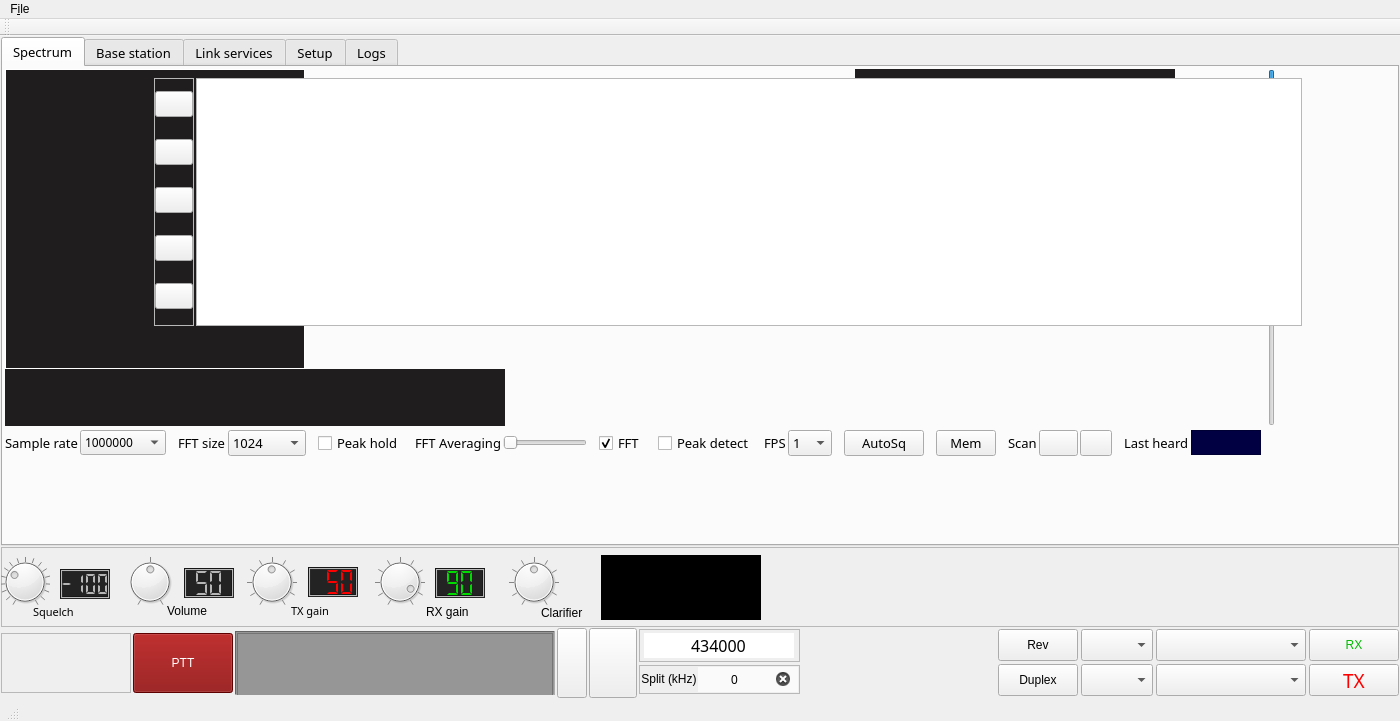
Qt form mainwindow.ui (qradiolink/qradiolink) before a commit.
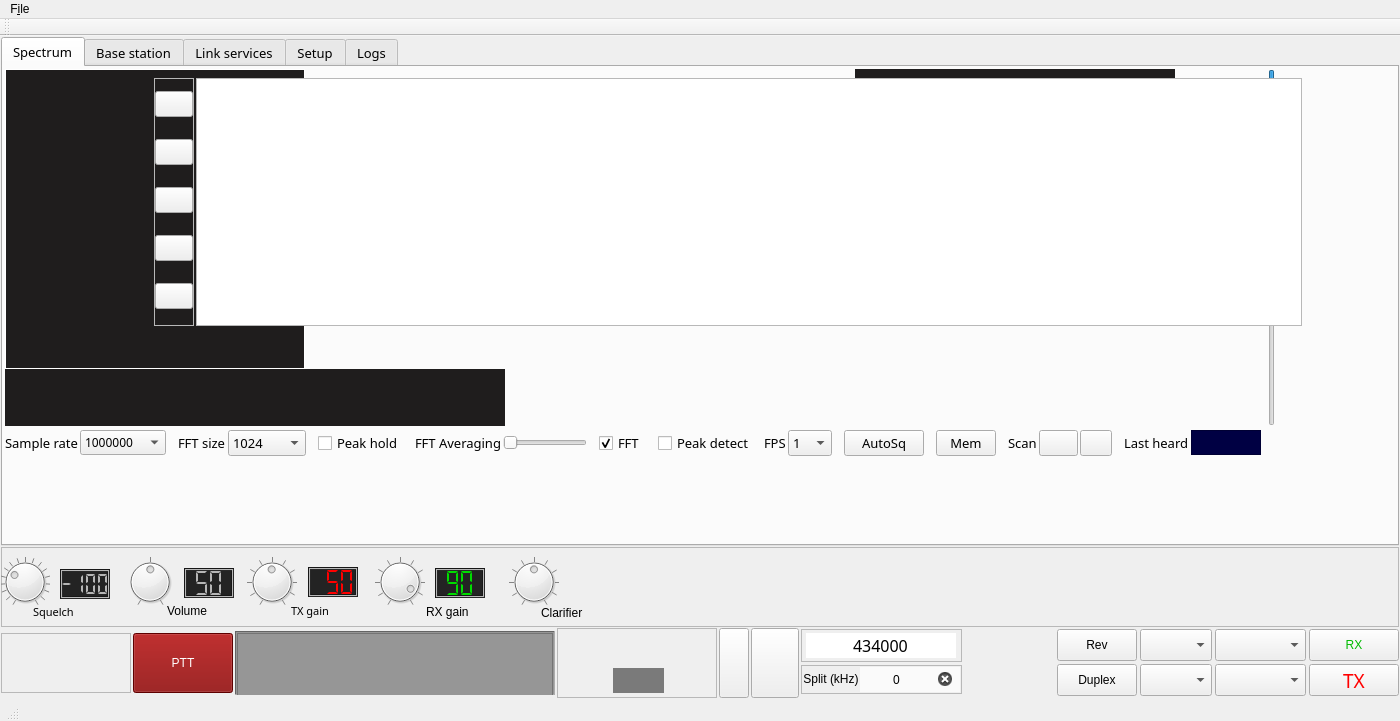
The same form after that commit. Icons and pictures are not drawn. Custom widgets are drawn as their Qt base class.

Commit message: Move RSSI to main bar and disable auto-off

Patch:
```diff
--- a/mainwindow.ui
+++ b/mainwindow.ui
@@ -4888,81 +4888,6 @@
           <string>Clarifier</string>
          </property>
         </widget>
-        <widget class="QLabel" name="labelRSSI">
-         <property name="geometry">
-          <rect>
-           <x>655</x>
-           <y>47</y>
-           <width>51</width>
-           <height>25</height>
-          </rect>
-         </property>
-         <property name="styleSheet">
-          <string notr="true">background-color: rgba(0, 0, 0, 125);
-color: rgb(85, 255, 0);
-border: 0px solid white;
-font: 11px &quot;Sans Serif&quot;;</string>
-         </property>
-         <property name="frameShape">
-          <enum>QFrame::Panel</enum>
-         </property>
-         <property name="frameShadow">
-          <enum>QFrame::Plain</enum>
-         </property>
-         <property name="text">
-          <string/>
-         </property>
-         <property name="alignment">
-          <set>Qt::AlignCenter</set>
-         </property>
-         <property name="textInteractionFlags">
-          <set>Qt::TextSelectableByMouse</set>
-         </property>
-        </widget>
-        <widget class="QLabel" name="labelSMeter">
-         <property name="geometry">
-          <rect>
-           <x>600</x>
-           <y>8</y>
-           <width>160</width>
-           <height>65</height>
-          </rect>
-         </property>
-         <property name="styleSheet">
-          <string notr="true">background-color: rgb(0, 0, 0);</string>
-         </property>
-         <property name="frameShape">
-          <enum>QFrame::StyledPanel</enum>
-         </property>
-         <property name="frameShadow">
-          <enum>QFrame::Sunken</enum>
-         </property>
-         <property name="lineWidth">
-          <number>3</number>
-         </property>
-         <property name="text">
-          <string/>
-         </property>
-         <property name="alignment">
-          <set>Qt::AlignCenter</set>
-         </property>
-        </widget>
-        <zorder>label</zorder>
-        <zorder>label_14</zorder>
-        <zorder>label_11</zorder>
-        <zorder>rxSquelchDisplay</zorder>
-        <zorder>rxSensitivityDisplay</zorder>
-        <zorder>txPowerDisplay</zorder>
-        <zorder>rxVolumeDisplay</zorder>
-        <zorder>label_9</zorder>
-        <zorder>rxSquelchDial</zorder>
-        <zorder>rxVolumeDial</zorder>
-        <zorder>txGainDial</zorder>
-        <zorder>rxGainDial</zorder>
-        <zorder>tuneDial</zorder>
-        <zorder>label_20</zorder>
-        <zorder>labelSMeter</zorder>
-        <zorder>labelRSSI</zorder>
        </widget>
       </item>
       <item>
@@ -5271,6 +5196,87 @@
           </layout>
          </widget>
         </item>
+        <item>
+         <widget class="QFrame" name="frame_rssi">
+          <property name="minimumSize">
+           <size>
+            <width>160</width>
+            <height>0</height>
+           </size>
+          </property>
+          <property name="frameShape">
+           <enum>QFrame::StyledPanel</enum>
+          </property>
+          <property name="frameShadow">
+           <enum>QFrame::Raised</enum>
+          </property>
+          <widget class="QLabel" name="labelSMeter">
+           <property name="geometry">
+            <rect>
+             <x>0</x>
+             <y>0</y>
+             <width>160</width>
+             <height>70</height>
+            </rect>
+           </property>
+           <property name="minimumSize">
+            <size>
+             <width>160</width>
+             <height>0</height>
+            </size>
+           </property>
+           <property name="styleSheet">
+            <string notr="true"/>
+           </property>
+           <property name="frameShape">
+            <enum>QFrame::StyledPanel</enum>
+           </property>
+           <property name="frameShadow">
+            <enum>QFrame::Sunken</enum>
+           </property>
+           <property name="lineWidth">
+            <number>3</number>
+           </property>
+           <property name="text">
+            <string/>
+           </property>
+           <property name="alignment">
+            <set>Qt::AlignCenter</set>
+           </property>
+          </widget>
+          <widget class="QLabel" name="labelRSSI">
+           <property name="geometry">
+            <rect>
+             <x>56</x>
+             <y>40</y>
+             <width>51</width>
+             <height>25</height>
+            </rect>
+           </property>
+           <property name="styleSheet">
+            <string notr="true">background-color: rgba(0, 0, 0, 125);
+color: rgb(85, 255, 0);
+border: 0px solid white;
+font: 11px &quot;Sans Serif&quot;;</string>
+           </property>
+           <property name="frameShape">
+            <enum>QFrame::Panel</enum>
+           </property>
+           <property name="frameShadow">
+            <enum>QFrame::Plain</enum>
+           </property>
+           <property name="text">
+            <string/>
+           </property>
+           <property name="alignment">
+            <set>Qt::AlignCenter</set>
+           </property>
+           <property name="textInteractionFlags">
+            <set>Qt::TextSelectableByMouse</set>
+           </property>
+          </widget>
+         </widget>
+        </item>
         <item>
          <widget class="QPushButton" name="showControlsButton">
           <property name="sizePolicy">
```
Left out of the diff: 2 changed lines with no effect on the pictures. The commit also changes 2 other files.
